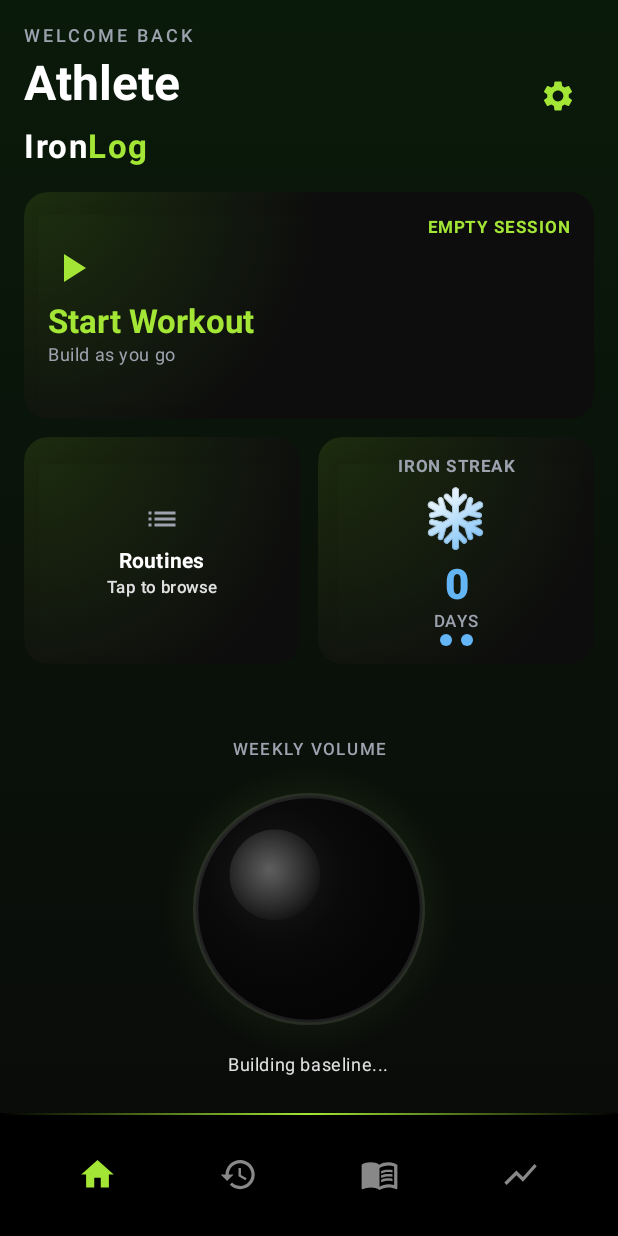
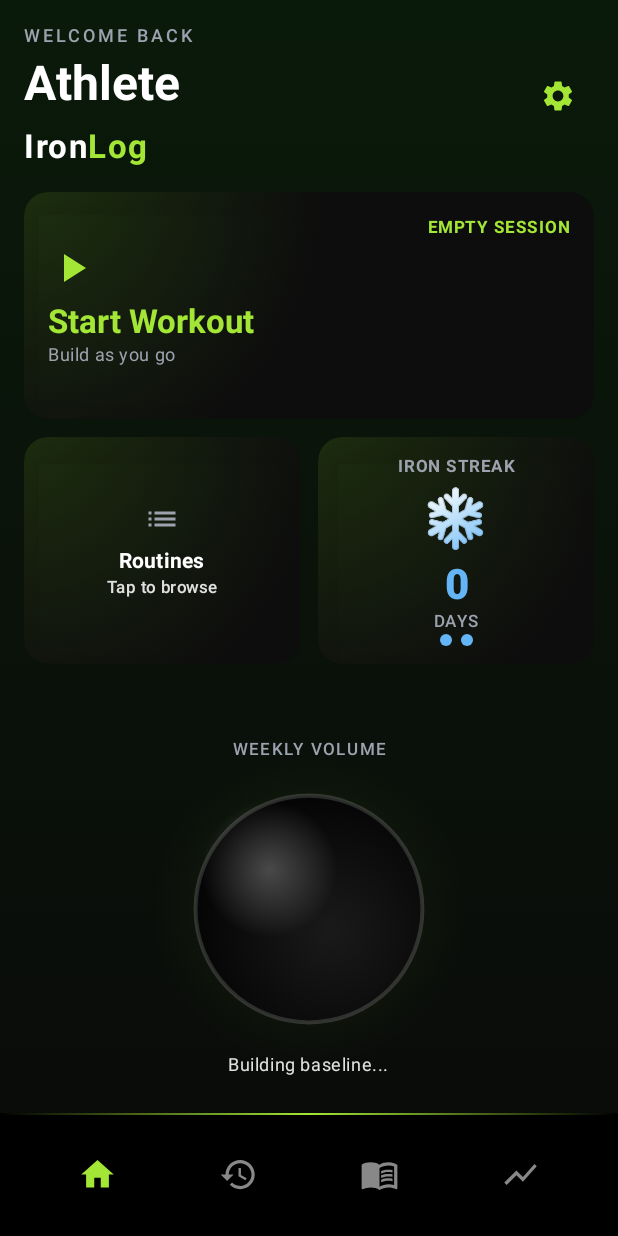
Before and after one commit to ricojamie/GymTime, an Android app built with Jetpack Compose: the screen it shows after launch (MainActivity), on a phone screen of 412 x 824 dp. Run offline under Robolectric (Android 15) with nearby library versions, the phone set to English and light mode, and no system bars; our stand-ins replace Dagger/Hilt's generated code, Room's generated code.

Commit message:
Feat: Procedural 3D Glass Volume Orb with Particle System

```diff
--- a/app/src/main/java/com/example/gymtime/ui/components/VolumeOrb.kt
+++ b/app/src/main/java/com/example/gymtime/ui/components/VolumeOrb.kt
@@ -43,12 +43,13 @@ import androidx.compose.ui.platform.LocalDensity
 import androidx.compose.ui.tooling.preview.Preview
 import androidx.compose.ui.unit.Dp
 import androidx.compose.ui.unit.dp
+import androidx.compose.material3.MaterialTheme
+import androidx.compose.runtime.SideEffect
 import com.example.gymtime.data.VolumeOrbState
-import com.example.gymtime.ui.theme.PrimaryAccent
-import com.example.gymtime.ui.theme.PrimaryAccentDark
-import com.example.gymtime.ui.theme.PrimaryAccentLight
 import kotlin.math.PI
+import kotlin.math.cos
 import kotlin.math.sin
+import kotlin.random.Random
 
 /**
  * Size variants for the Volume Orb.
@@ -60,15 +61,23 @@ enum class OrbSize(val dp: Dp) {
 }
 
 // Colors for the orb
-private val OrbLiquidColor = PrimaryAccent
-private val OrbLiquidColorDark = PrimaryAccentDark
-private val OrbLiquidColorLight = PrimaryAccentLight
 private val OrbGoldColor = Color(0xFFFFD700)
 private val OrbGoldColorDark = Color(0xFFDAA520)
-private val OrbGlassHighlight = Color.White.copy(alpha = 0.3f)
-private val OrbGlassShadow = Color.Black.copy(alpha = 0.4f)
-private val OrbGlowColor = PrimaryAccent.copy(alpha = 0.4f)
-private val OrbGoldGlowColor = OrbGoldColor.copy(alpha = 0.5f)
+private val OrbGlassHighlight = Color.White.copy(alpha = 0.25f)
+private val OrbRimLight = Color.White.copy(alpha = 0.15f)
+
+/**
+ * Simple particle class for the orb's engagement effect.
+ */
+private data class OrbParticle(
+    var x: Float,
+    var y: Float,
+    var vx: Float,
+    var vy: Float,
+    var alpha: Float,
+    var size: Float,
+    var life: Float // 0.0 to 1.0
+)
 
 /**
  * Animated Volume Orb that displays weekly volume progress.
@@ -126,6 +135,55 @@ fun VolumeOrb(
         label = "wave_phase"
     )
 
+    // Particle system state
+    var particles by remember { mutableStateOf(listOf<OrbParticle>()) }
+    var lastVolume by remember { mutableStateOf(state.currentWeekVolume) }
+
+    // Spawn particles when volume increases
+    SideEffect {
+        if (state.currentWeekVolume > lastVolume) {
+            val newParticles = List(10) {
+                OrbParticle(
+                    x = 0.5f + (Random.nextFloat() - 0.5f) * 0.4f,
+                    y = 0.8f, // Spawn near bottom
+                    vx = (Random.nextFloat() - 0.5f) * 0.02f,
+                    vy = -0.01f - Random.nextFloat() * 0.03f,
+                    alpha = 1.0f,
+                    size = 2f + Random.nextFloat() * 4f,
+                    life = 1.0f
+                )
+            }
+            particles = (particles + newParticles).take(50)
+            lastVolume = state.currentWeekVolume
+        }
+    }
+
+    // Update particles
+    val particleTick by infiniteTransition.animateFloat(
+        initialValue = 0f,
+        targetValue = 1f,
+        animationSpec = infiniteRepeatable(
+            animation = tween(16, easing = LinearEasing),
+            repeatMode = RepeatMode.Restart
+        ),
+        label = "particle_tick"
+    )
+
+    LaunchedEffect(particleTick) {
+        if (particles.isNotEmpty()) {
+            particles = particles.mapNotNull { p ->
+                p.life -= 0.02f
+                if (p.life <= 0) null
+                else {
+                    p.x += p.vx
+                    p.y += p.vy
+                    p.alpha = p.life
+                    p
+                }
+            }
+        }
+    }
+
     // Overflow ring animation
     var showOverflowRing by remember { mutableStateOf(false) }
     val overflowRingScale by animateFloatAsState(
@@ -152,11 +210,14 @@ fun VolumeOrb(
         }
     }
 
-    // Determine colors based on overflow state
+    // Determine colors based on overflow state and theme
     val isOverflowed = state.hasOverflowed
-    val liquidColor = if (isOverflowed) OrbGoldColor else OrbLiquidColor
-    val liquidColorDark = if (isOverflowed) OrbGoldColorDark else OrbLiquidColorDark
-    val glowColor = if (isOverflowed) OrbGoldGlowColor else OrbGlowColor
+    val primaryColor = MaterialTheme.colorScheme.primary
+    val primaryColorDark = primaryColor.copy(alpha = 0.8f)
+
+    val liquidColor = if (isOverflowed) OrbGoldColor else primaryColor
+    val liquidColorDark = if (isOverflowed) OrbGoldColorDark else primaryColorDark
+    val glowColor = if (isOverflowed) OrbGoldColor.copy(alpha = 0.5f) else primaryColor.copy(alpha = 0.4f)
 
     Box(
         modifier = modifier
@@ -174,39 +235,38 @@ fun VolumeOrb(
     ) {
         Canvas(modifier = Modifier.size(size.dp)) {
             val center = Offset(sizePx / 2, sizePx / 2)
-            val radius = sizePx / 2 - sizePx * 0.08f // Leave space for glow
+            val radius = sizePx / 2 - sizePx * 0.08f
 
-            // 1. Draw outer glow
+            // 1. Outer Glow (Pulsing)
             drawCircle(
                 brush = Brush.radialGradient(
                     colors = listOf(
-                        glowColor.copy(alpha = glowPulse * 0.5f),
-                        glowColor.copy(alpha = glowPulse * 0.2f),
+                        glowColor.copy(alpha = glowPulse * 0.4f),
+                        glowColor.copy(alpha = glowPulse * 0.1f),
                         Color.Transparent
                     ),
                     center = center,
-                    radius = radius * 1.3f
+                    radius = radius * 1.4f
                 ),
-                radius = radius * 1.3f,
+                radius = radius * 1.4f,
                 center = center
             )
 
-            // 2. Draw glass sphere background (dark gradient for 3D effect)
+            // 2. Spherical Background (Inner Shadow)
             drawCircle(
                 brush = Brush.radialGradient(
                     colors = listOf(
-                        Color(0xFF1a1a1a),
-                        Color(0xFF0a0a0a),
+                        Color(0xFF1A1A1A),
                         Color(0xFF050505)
                     ),
-                    center = Offset(center.x - radius * 0.3f, center.y - radius * 0.3f),
+                    center = Offset(center.x + radius * 0.2f, center.y + radius * 0.2f),
                     radius = radius * 1.2f
                 ),
                 radius = radius,
                 center = center
             )
 
-            // 3. Draw liquid fill with wave
+            // 3. Liquid Fill with Wave
             if (animatedFill > 0) {
                 drawLiquidFill(
                     center = center,
@@ -219,35 +279,48 @@ fun VolumeOrb(
                 )
             }
 
-            // 4. Draw glass reflection highlight (top-left)
+            // 4. Bubbles/Sparks (Procedural)
+            particles.forEach { p ->
+                val px = center.x - radius + (p.x * radius * 2)
+                val py = center.y - radius + (p.y * radius * 2)
+
+                val dx = px - center.x
+                val dy = py - center.y
+                if (dx*dx + dy*dy < radius*radius) {
+                    drawCircle(
+                        color = Color.White.copy(alpha = p.alpha * 0.4f),
+                        radius = p.size,
+                        center = Offset(px, py)
+                    )
+                }
+            }
+
+            // 5. Glass Gloss (Top Highlight)
             drawCircle(
                 brush = Brush.radialGradient(
-                    colors = listOf(
-                        OrbGlassHighlight,
-                        Color.Transparent
-                    ),
+                    colors = listOf(OrbGlassHighlight, Color.Transparent),
                     center = Offset(center.x - radius * 0.35f, center.y - radius * 0.35f),
-                    radius = radius * 0.5f
+                    radius = radius * 0.6f
                 ),
-                radius = radius * 0.4f,
-                center = Offset(center.x - radius * 0.3f, center.y - radius * 0.3f)
+                radius = radius * 0.6f,
+                center = Offset(center.x - radius * 0.35f, center.y - radius * 0.35f)
             )
 
-            // 5. Draw glass edge highlight (subtle rim)
+            // 6. Rim Light (Edge Polish)
             drawCircle(
-                color = Color.White.copy(alpha = 0.1f),
+                color = OrbRimLight,
                 radius = radius,
                 center = center,
-                style = Stroke(width = sizePx * 0.02f)
+                style = Stroke(width = sizePx * 0.015f)
             )
 
-            // 6. Draw overflow ring pulse (if animating)
+            // 7. Overflow Ring
             if (showOverflowRing || overflowRingScale > 1f) {
                 drawCircle(
                     color = OrbGoldColor.copy(alpha = overflowRingAlpha * 0.6f),
-                    radius = radius * overflowRingScale,
+                    radius = radius * 1.1f * overflowRingScale,
                     center = center,
-                    style = Stroke(width = sizePx * 0.03f, cap = StrokeCap.Round)
+                    style = Stroke(width = sizePx * 0.02f, cap = StrokeCap.Round)
                 )
             }
         }
@@ -480,11 +553,14 @@ fun VolumeProgressBar(
         label = "shimmer"
     )
 
-    // Determine colors based on overflow state
+    // Determine colors based on overflow state and theme
     val isOverflowed = state.hasOverflowed
-    val fillColor = if (isOverflowed) OrbGoldColor else OrbLiquidColor
-    val fillColorDark = if (isOverflowed) OrbGoldColorDark else OrbLiquidColorDark
-    val glowColor = if (isOverflowed) OrbGoldGlowColor else OrbGlowColor
+    val primaryColor = MaterialTheme.colorScheme.primary
+    val primaryColorDark = primaryColor.copy(alpha = 0.8f)
+
+    val fillColor = if (isOverflowed) OrbGoldColor else primaryColor
+    val fillColorDark = if (isOverflowed) OrbGoldColorDark else primaryColorDark
+    val glowColor = if (isOverflowed) OrbGoldColor.copy(alpha = 0.5f) else primaryColor.copy(alpha = 0.4f)
 
     val barHeight = 12.dp
     val cornerRadius = 6.dp
@@ -517,7 +593,7 @@ fun VolumeProgressBar(
                     text = if (state.isFirstWeek) "—"
                            else "${(state.progressPercent * 100).toInt()}%",
                     style = androidx.compose.material3.MaterialTheme.typography.labelSmall,
-                    color = if (isOverflowed) OrbGoldColor else OrbLiquidColor,
+                    color = if (isOverflowed) OrbGoldColor else primaryColor,
                     fontWeight = androidx.compose.ui.text.font.FontWeight.Bold
                 )
             }
```
